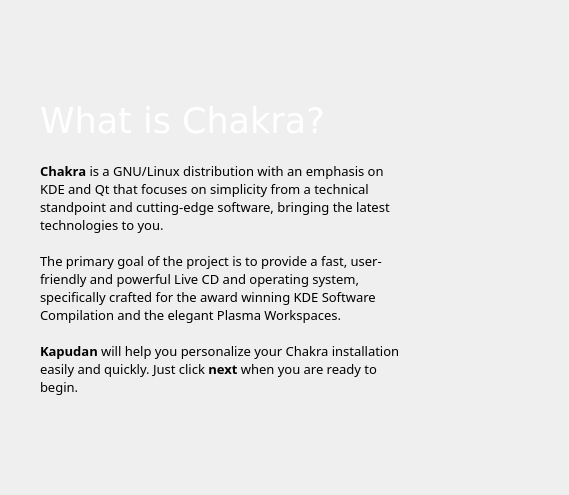
Above: ui/ui_scrWelcome.ui from rshipp/kapudan before the change. Below: the same form after it.
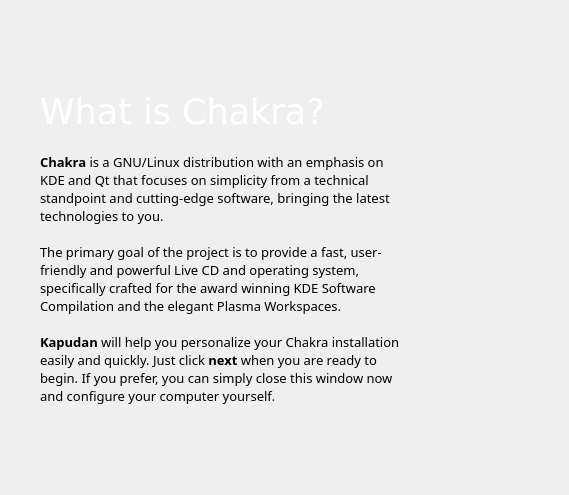
That is the form after the change. Icons and pictures are not drawn.

Commit message: Added a new string to the welcome page.

Diff of the .ui file:
```diff
--- a/ui/ui_scrWelcome.ui
+++ b/ui/ui_scrWelcome.ui
@@ -102,7 +102,7 @@
         <enum>QFrame::Raised</enum>
        </property>
        <property name="text">
-        <string>&lt;html&gt;&lt;head/&gt;&lt;body&gt;&lt;p&gt;&lt;span style=&quot; font-weight:600;&quot;&gt;Chakra&lt;/span&gt; is a GNU/Linux distribution with an emphasis on KDE and Qt that focuses on simplicity from a technical standpoint and cutting-edge software, bringing the latest technologies to you.&lt;br/&gt;&lt;br/&gt;The primary goal of the project is to provide a fast, user-friendly and powerful Live CD and operating system, specifically crafted for the award winning KDE Software Compilation and the elegant Plasma Workspaces.&lt;br/&gt;&lt;br/&gt;&lt;span style=&quot; font-weight:600;&quot;&gt;Kapudan&lt;/span&gt; will help you personalize your Chakra installation easily and quickly. Just click &lt;span style=&quot; font-weight:600;&quot;&gt;next&lt;/span&gt; when you are ready to begin.&lt;/p&gt;&lt;/body&gt;&lt;/html&gt;</string>
+        <string>&lt;html&gt;&lt;head/&gt;&lt;body&gt;&lt;p&gt;&lt;span style=&quot; font-weight:600;&quot;&gt;Chakra&lt;/span&gt; is a GNU/Linux distribution with an emphasis on KDE and Qt that focuses on simplicity from a technical standpoint and cutting-edge software, bringing the latest technologies to you.&lt;br/&gt;&lt;br/&gt;The primary goal of the project is to provide a fast, user-friendly and powerful Live CD and operating system, specifically crafted for the award winning KDE Software Compilation and the elegant Plasma Workspaces.&lt;br/&gt;&lt;br/&gt;&lt;span style=&quot; font-weight:600;&quot;&gt;Kapudan&lt;/span&gt; will help you personalize your Chakra installation easily and quickly. Just click &lt;span style=&quot; font-weight:600;&quot;&gt;next&lt;/span&gt; when you are ready to begin. If you prefer, you can simply close this window now and configure your computer yourself.&lt;/p&gt;&lt;/body&gt;&lt;/html&gt;</string>
        </property>
        <property name="alignment">
         <set>Qt::AlignLeading|Qt::AlignLeft|Qt::AlignVCenter</set>
```
The commit also changes 1 other file.
